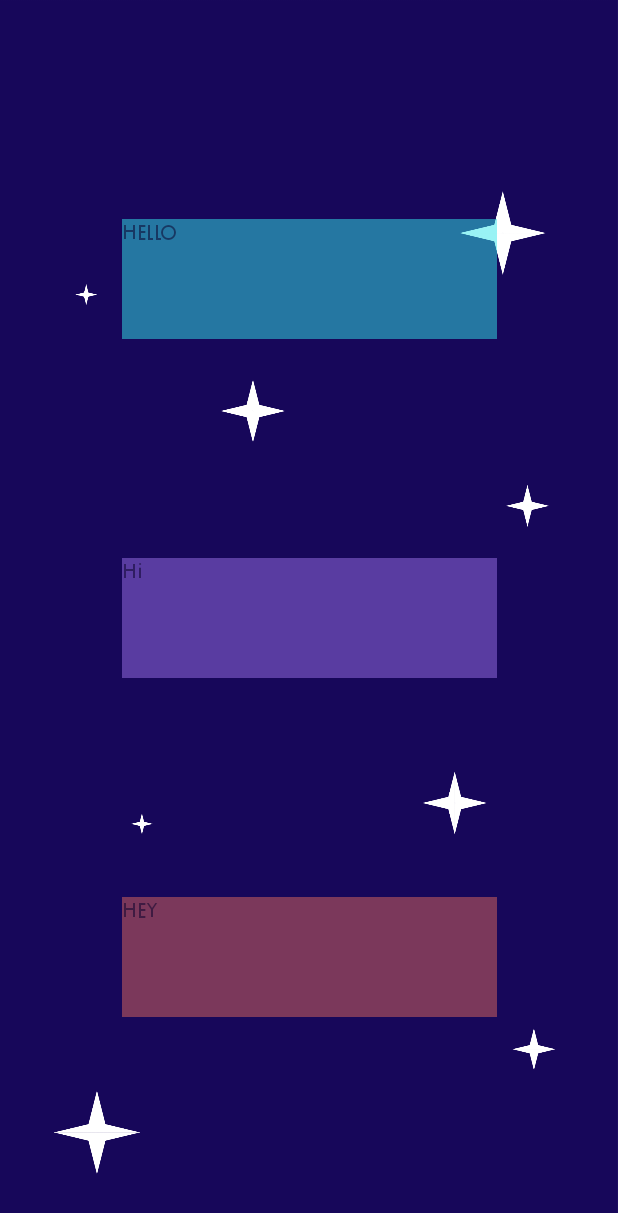
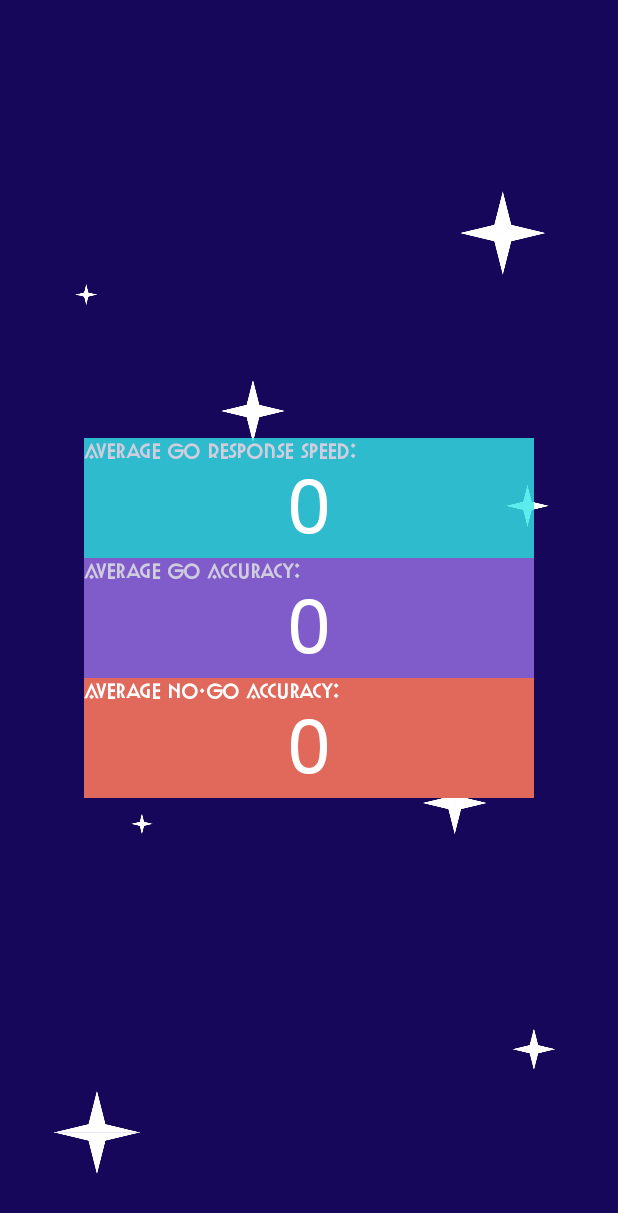
Before and after one commit to Chris-UMD/CMSC436-group16, an Android app: the Stats screen opened directly, with no data from a screen before it, on a phone screen of 412 x 824 dp. Shown: the top 1213 px of the screen. Run offline under Robolectric (Android 15) with nearby library versions, the phone set to English and light mode, and no system bars.

Commit message:
Adds Stats layout and functionality

```diff
--- a/Apollo/app/build.gradle
+++ b/Apollo/app/build.gradle
@@ -40,6 +40,7 @@ dependencies {
     implementation 'com.google.android.material:material:1.2.1'
     implementation 'com.google.code.gson:gson:2.8.5'
     implementation 'androidx.constraintlayout:constraintlayout:2.0.4'
+    implementation 'com.google.code.gson:gson:2.8.2'
     testImplementation 'junit:junit:4.+'
     androidTestImplementation 'androidx.test.ext:junit:1.1.2'
     androidTestImplementation 'androidx.test.espresso:espresso-core:3.3.0'
--- a/Apollo/app/src/main/AndroidManifest.xml
+++ b/Apollo/app/src/main/AndroidManifest.xml
@@ -13,13 +13,10 @@
         <activity android:name=".Menu">
             <intent-filter>
                 <action android:name="android.intent.action.MAIN" />
-
                 <category android:name="android.intent.category.LAUNCHER" />
             </intent-filter>
         </activity>
 
         <activity android:name=".Play"/>
-        <activity android:name=".Stats"/>
     </application>
-
 </manifest>
--- a/Apollo/app/src/main/java/com/example/apollo/Menu.kt
+++ b/Apollo/app/src/main/java/com/example/apollo/Menu.kt
@@ -19,7 +19,7 @@ class Menu : AppCompatActivity() {
     // launch Stats Activity
     fun onClickStats(v: View) {
         Toast.makeText(this, "Stats button clicked!", Toast.LENGTH_SHORT).show()
-        // startActivity(Intent(applicationContext, Play::class.java))
+         startActivity(Intent(applicationContext, Stats::class.java))
     }
 
     // launch Play Activity
--- a/Apollo/app/src/main/java/com/example/apollo/Stats.kt
+++ b/Apollo/app/src/main/java/com/example/apollo/Stats.kt
@@ -1,6 +1,8 @@
 package com.example.apollo
 
+import android.content.Context
 import android.os.Bundle
+import android.widget.TextView
 import androidx.appcompat.app.AppCompatActivity
 
 class Stats : AppCompatActivity() {
@@ -10,6 +12,22 @@ class Stats : AppCompatActivity() {
 
         // hide title bar
         supportActionBar!!.hide()
+
+        val avgAccuracyNumTextView = findViewById<TextView>(R.id.avg_accuracy_num)
+        val avgSpeedNumTextView = findViewById<TextView>(R.id.avg_speed_num)
+        val avgNoGoAccuracyNumTextView = findViewById<TextView>(R.id.no_go_accuracy_num)
+
+        val preferences = getSharedPreferences(getString(R.string.preference_file_key), Context.MODE_PRIVATE)
+
+        if (preferences.contains("totalGoAccuracy")) {
+            avgAccuracyNumTextView.text = preferences.getFloat("totalGoAccuracy", 0f).toString()
+            avgSpeedNumTextView.text = preferences.getFloat("totalGoAvgSpeed", 0f).toString()
+            avgNoGoAccuracyNumTextView.text = preferences.getFloat("totalNogoAccuracy", 0f).toString()
+        } else {
+            avgAccuracyNumTextView.text = "0"
+            avgSpeedNumTextView.text = "0"
+            avgNoGoAccuracyNumTextView.text = "0"
+        }
     }
 
     // custom font: artographie_light (does not contain numbers, use Arial for numbers)
@@ -18,5 +36,4 @@ class Stats : AppCompatActivity() {
     // - avg GO response speed
     // - GO accuracy %
     // - No-Go accuracy %
-
 }
--- a/Apollo/app/src/main/res/layout/stats.xml
+++ b/Apollo/app/src/main/res/layout/stats.xml
@@ -7,41 +7,88 @@
 
     <TextView
         android:id="@+id/avg_speed"
-        android:layout_width="250dp"
+        android:layout_width="300dp"
         android:layout_height="80dp"
-        android:alpha="0.5"
         android:background="#34e8eb"
         android:fontFamily="@font/artographie_light"
-        android:text="Hello"
+        android:text="Average GO Response Speed:"
+        android:textColor="@color/white"
+        android:textStyle="bold"
+        android:alpha=".8"
         app:layout_constraintBottom_toTopOf="@id/go_accuracy"
         app:layout_constraintLeft_toLeftOf="parent"
         app:layout_constraintRight_toRightOf="parent"
-        app:layout_constraintTop_toTopOf="parent" />
+        app:layout_constraintTop_toTopOf="parent"
+        app:layout_constraintVertical_chainStyle="packed" />
+
+    <TextView
+        android:id="@+id/avg_speed_num"
+        android:layout_width="wrap_content"
+        android:layout_height="wrap_content"
+        android:fontFamily="@font/arial"
+        android:textColor="@color/white"
+        android:textSize="50sp"
+        app:layout_constraintBottom_toBottomOf="@id/avg_speed"
+        app:layout_constraintLeft_toLeftOf="@id/avg_speed"
+        app:layout_constraintRight_toRightOf="@id/avg_speed"
+        app:layout_constraintTop_toTopOf="@id/avg_speed"
+        app:layout_constraintVertical_bias="1.0" />
 
     <TextView
         android:id="@+id/go_accuracy"
-        android:layout_width="250dp"
+        android:layout_width="300dp"
         android:layout_height="80dp"
-        android:alpha="0.5"
         android:background="#9b72e8"
         android:fontFamily="@font/artographie_light"
-        android:text="Hi"
+        android:text="Average GO Accuracy:"
+        android:textColor="@color/white"
+        android:textStyle="bold"
+        android:alpha=".8"
         app:layout_constraintBottom_toTopOf="@id/no_go_accuracy"
         app:layout_constraintLeft_toLeftOf="parent"
         app:layout_constraintRight_toRightOf="parent"
         app:layout_constraintTop_toBottomOf="@id/avg_speed" />
 
     <TextView
+        android:id="@+id/avg_accuracy_num"
+        android:layout_width="wrap_content"
+        android:layout_height="wrap_content"
+        android:fontFamily="@font/arial"
+        android:textColor="@color/white"
+        android:textSize="50sp"
+        app:layout_constraintBottom_toBottomOf="@+id/go_accuracy"
+        app:layout_constraintEnd_toEndOf="parent"
+        app:layout_constraintLeft_toLeftOf="@+id/go_accuracy"
+        app:layout_constraintRight_toRightOf="@+id/go_accuracy"
+        app:layout_constraintStart_toStartOf="parent"
+        app:layout_constraintTop_toTopOf="@+id/go_accuracy"
+        app:layout_constraintVertical_bias="1.0" />
+
+    <TextView
         android:id="@+id/no_go_accuracy"
-        android:layout_width="250dp"
+        android:layout_width="300dp"
         android:layout_height="80dp"
-        android:alpha="0.5"
         android:background="#e0695c"
         android:fontFamily="@font/artographie_light"
-        android:text="Hey"
+        android:text="Average NO-GO Accuracy:"
+        android:textColor="@color/white"
+        android:textStyle="bold"
         app:layout_constraintBottom_toBottomOf="parent"
         app:layout_constraintLeft_toLeftOf="parent"
         app:layout_constraintRight_toRightOf="parent"
         app:layout_constraintTop_toBottomOf="@id/go_accuracy" />
 
+    <TextView
+        android:id="@+id/no_go_accuracy_num"
+        android:layout_width="wrap_content"
+        android:layout_height="wrap_content"
+        android:fontFamily="@font/arial"
+        android:textColor="@color/white"
+        android:textSize="50sp"
+        app:layout_constraintBottom_toBottomOf="@+id/no_go_accuracy"
+        app:layout_constraintLeft_toLeftOf="@+id/no_go_accuracy"
+        app:layout_constraintRight_toRightOf="@+id/no_go_accuracy"
+        app:layout_constraintTop_toTopOf="@+id/no_go_accuracy"
+        app:layout_constraintVertical_bias="1.0" />
+
 </androidx.constraintlayout.widget.ConstraintLayout>
```
